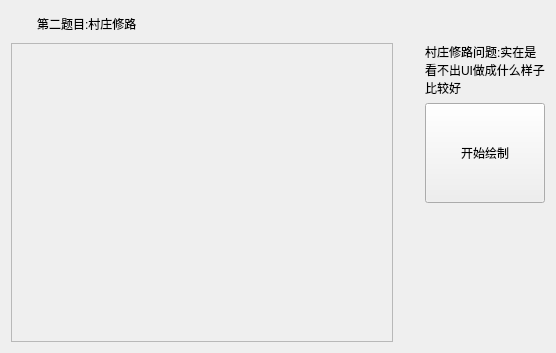
The window that fieldwork/fourth/Second/mainwindow.ui (AbaoFromCUG/Data-Structure) describes before a commit, drawn with Qt 5.
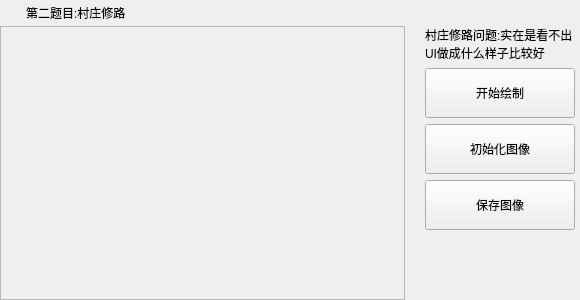
The same window after the commit. Icons and pictures are not drawn.

What changed in the file:
```diff
--- a/fieldwork/fourth/Second/mainwindow.ui
+++ b/fieldwork/fourth/Second/mainwindow.ui
@@ -6,14 +6,14 @@
    <rect>
     <x>0</x>
     <y>0</y>
-    <width>556</width>
-    <height>353</height>
+    <width>580</width>
+    <height>300</height>
    </rect>
   </property>
   <property name="minimumSize">
    <size>
-    <width>400</width>
-    <height>250</height>
+    <width>580</width>
+    <height>300</height>
    </size>
   </property>
   <property name="styleSheet">
@@ -76,61 +76,21 @@
 }</string>
   </property>
   <layout class="QGridLayout" name="gridLayout">
-   <item row="3" column="2">
-    <spacer name="verticalSpacer_2">
-     <property name="orientation">
-      <enum>Qt::Vertical</enum>
-     </property>
-     <property name="sizeHint" stdset="0">
-      <size>
-       <width>20</width>
-       <height>108</height>
-      </size>
-     </property>
-    </spacer>
-   </item>
-   <item row="1" column="2">
-    <widget class="QLabel" name="label_2">
-     <property name="styleSheet">
-      <string notr="true">font: 75 14pt &quot;Droid Sans Fallback&quot;;</string>
-     </property>
-     <property name="text">
-      <string>&lt;html&gt;&lt;head/&gt;&lt;body&gt;&lt;p&gt;村庄修路问题:实在是看不出UI做成什么样子比较好&lt;/p&gt;&lt;/body&gt;&lt;/html&gt;</string>
-     </property>
-     <property name="wordWrap">
-      <bool>true</bool>
-     </property>
-    </widget>
-   </item>
-   <item row="1" column="1" rowspan="3">
-    <spacer name="verticalSpacer">
-     <property name="orientation">
-      <enum>Qt::Vertical</enum>
-     </property>
-     <property name="sizeHint" stdset="0">
-      <size>
-       <width>20</width>
-       <height>298</height>
-      </size>
-     </property>
-    </spacer>
-   </item>
-   <item row="2" column="2">
-    <widget class="QPushButton" name="pushButton">
-     <property name="minimumSize">
-      <size>
-       <width>50</width>
-       <height>100</height>
-      </size>
-     </property>
-     <property name="styleSheet">
-      <string notr="true">border-color: rgb(186, 189, 182);</string>
-     </property>
-     <property name="text">
-      <string>开始绘制</string>
-     </property>
-    </widget>
-   </item>
+   <property name="leftMargin">
+    <number>0</number>
+   </property>
+   <property name="topMargin">
+    <number>0</number>
+   </property>
+   <property name="rightMargin">
+    <number>0</number>
+   </property>
+   <property name="bottomMargin">
+    <number>0</number>
+   </property>
+   <property name="spacing">
+    <number>0</number>
+   </property>
    <item row="0" column="0" colspan="3">
     <layout class="QHBoxLayout" name="horizontalLayout">
      <property name="spacing">
@@ -303,7 +263,7 @@
      </item>
     </layout>
    </item>
-   <item row="1" column="0" rowspan="3">
+   <item row="1" column="0">
     <widget class="QScrollArea" name="mapArea">
      <property name="horizontalScrollBarPolicy">
       <enum>Qt::ScrollBarAsNeeded</enum>
@@ -316,13 +276,110 @@
        <rect>
         <x>0</x>
         <y>0</y>
-        <width>328</width>
-        <height>299</height>
+        <width>402</width>
+        <height>270</height>
        </rect>
       </property>
      </widget>
     </widget>
    </item>
+   <item row="1" column="1">
+    <spacer name="verticalSpacer">
+     <property name="orientation">
+      <enum>Qt::Vertical</enum>
+     </property>
+     <property name="sizeHint" stdset="0">
+      <size>
+       <width>20</width>
+       <height>298</height>
+      </size>
+     </property>
+    </spacer>
+   </item>
+   <item row="1" column="2">
+    <layout class="QVBoxLayout" name="verticalLayout">
+     <property name="rightMargin">
+      <number>5</number>
+     </property>
+     <item>
+      <widget class="QLabel" name="label_2">
+       <property name="minimumSize">
+        <size>
+         <width>50</width>
+         <height>20</height>
+        </size>
+       </property>
+       <property name="styleSheet">
+        <string notr="true">font: 75 12pt &quot;Droid Sans Fallback&quot;;</string>
+       </property>
+       <property name="text">
+        <string>&lt;html&gt;&lt;head/&gt;&lt;body&gt;&lt;p&gt;村庄修路问题:实在是看不出UI做成什么样子比较好&lt;/p&gt;&lt;/body&gt;&lt;/html&gt;</string>
+       </property>
+       <property name="wordWrap">
+        <bool>true</bool>
+       </property>
+      </widget>
+     </item>
+     <item>
+      <widget class="QPushButton" name="pushButton">
+       <property name="minimumSize">
+        <size>
+         <width>150</width>
+         <height>50</height>
+        </size>
+       </property>
+       <property name="styleSheet">
+        <string notr="true">border-color: rgb(186, 189, 182);</string>
+       </property>
+       <property name="text">
+        <string>开始绘制</string>
+       </property>
+      </widget>
+     </item>
+     <item>
+      <widget class="QPushButton" name="pushButton_2">
+       <property name="minimumSize">
+        <size>
+         <width>0</width>
+         <height>50</height>
+        </size>
+       </property>
+       <property name="text">
+        <string>初始化图像</string>
+       </property>
+      </widget>
+     </item>
+     <item>
+      <widget class="QPushButton" name="pushButton_3">
+       <property name="minimumSize">
+        <size>
+         <width>0</width>
+         <height>50</height>
+        </size>
+       </property>
+       <property name="text">
+        <string>保存图像</string>
+       </property>
+      </widget>
+     </item>
+     <item>
+      <spacer name="verticalSpacer_2">
+       <property name="orientation">
+        <enum>Qt::Vertical</enum>
+       </property>
+       <property name="sizeType">
+        <enum>QSizePolicy::Expanding</enum>
+       </property>
+       <property name="sizeHint" stdset="0">
+        <size>
+         <width>20</width>
+         <height>100</height>
+        </size>
+       </property>
+      </spacer>
+     </item>
+    </layout>
+   </item>
   </layout>
  </widget>
  <layoutdefault spacing="6" margin="11"/>
```
